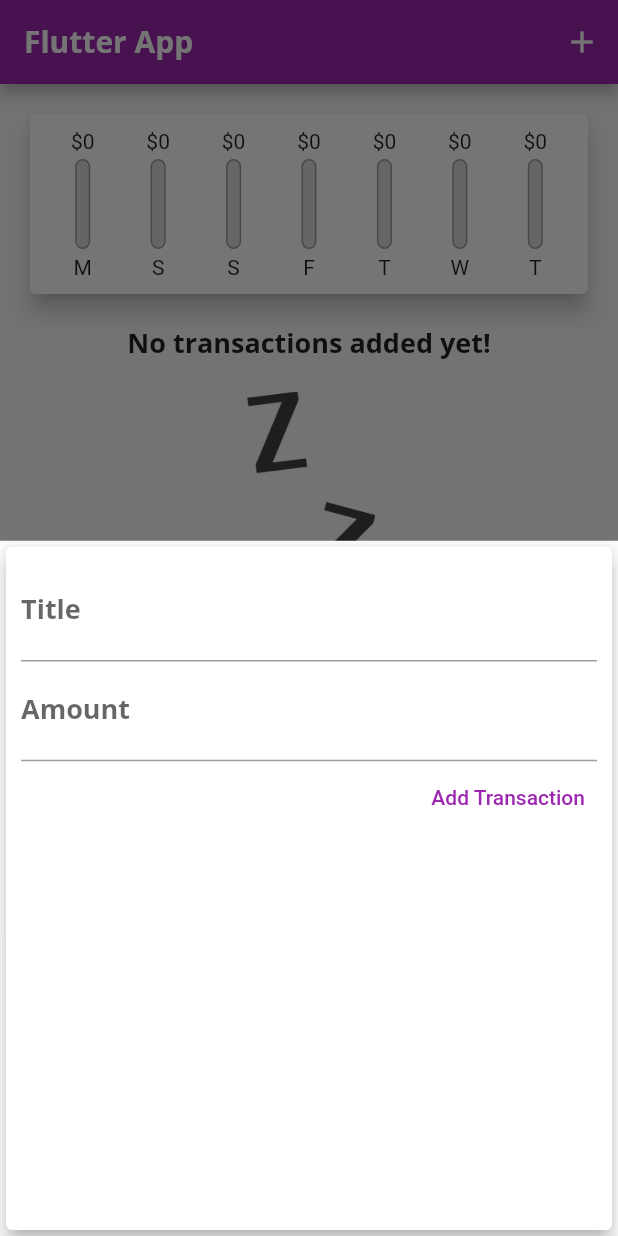
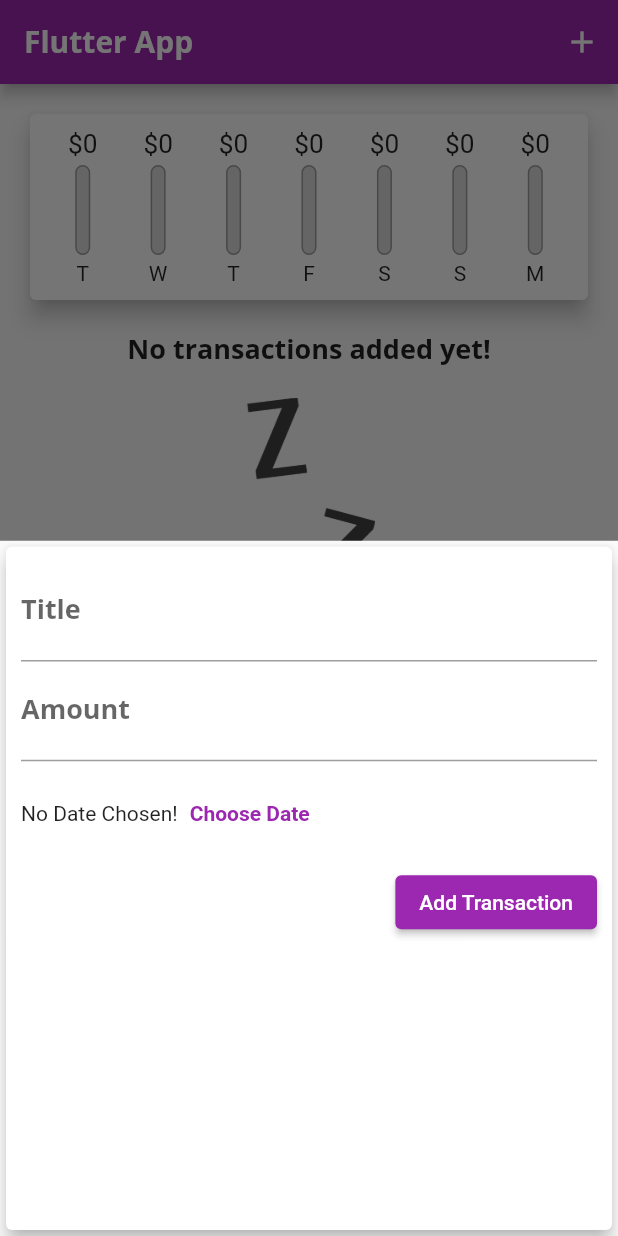
Before and after one commit to JuanAntonioV/flutter-real-app, a Flutter app: the screen it shows after launch, after a tap on the "add" icon, on a phone screen of 412 x 824 dp. Run offline on Flutter 3.47's test engine with Material 2 defaults, Android fonts, the phone set to English and light mode, and no system bars.

Commit message:
Styling Modal Add Transaction Button

```diff
--- a/lib/widgets/chart-bar.dart
+++ b/lib/widgets/chart-bar.dart
@@ -14,7 +14,12 @@ class ChartBar extends StatelessWidget {
   Widget build(BuildContext context) {
     return Column(
       children: [
-        FittedBox(child: Text('\$${spendingAmount.toStringAsFixed(0)}')),
+        Container(
+          height: 20,
+          child: FittedBox(
+            child: Text('\$${spendingAmount.toStringAsFixed(0)}'),
+          ),
+        ),
         SizedBox(
           height: 4,
         ),
--- a/lib/widgets/chart.dart
+++ b/lib/widgets/chart.dart
@@ -27,7 +27,7 @@ class Chart extends StatelessWidget {
         'day': DateFormat.E().format(weekDay).substring(0, 1),
         'amount': totalSum,
       };
-    });
+    }).reversed.toList();
   }
 
   double get totalSpending {
--- a/lib/widgets/new-transaction.dart
+++ b/lib/widgets/new-transaction.dart
@@ -47,7 +47,31 @@ class _NewTransactionState extends State<NewTransaction> {
               keyboardType: TextInputType.number,
               onSubmitted: (_) => submitData(),
             ),
-            TextButton(
+            Container(
+              height: 70,
+              child: Row(
+                children: [
+                  Text('No Date Chosen!'),
+                  TextButton(
+                    onPressed: () {},
+                    style: TextButton.styleFrom(
+                      foregroundColor: Theme.of(context).primaryColor,
+                    ),
+                    child: Text(
+                      'Choose Date',
+                      style: TextStyle(fontWeight: FontWeight.bold),
+                    ),
+                  ),
+                ],
+              ),
+            ),
+            ElevatedButton(
+              style: ButtonStyle(
+                foregroundColor: MaterialStateProperty.all(Colors.white),
+                backgroundColor: MaterialStateProperty.all(
+                  Theme.of(context).primaryColor,
+                ),
+              ),
               onPressed: submitData,
               child: const Text('Add Transaction'),
             ),
```
